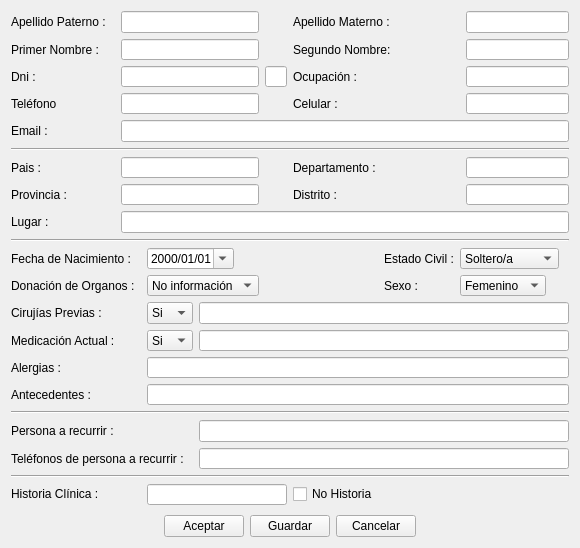
This is newpaciente_paciente_ui.ui in rodety/Clinica as Qt 5 draws it before an edit. The edited form follows.
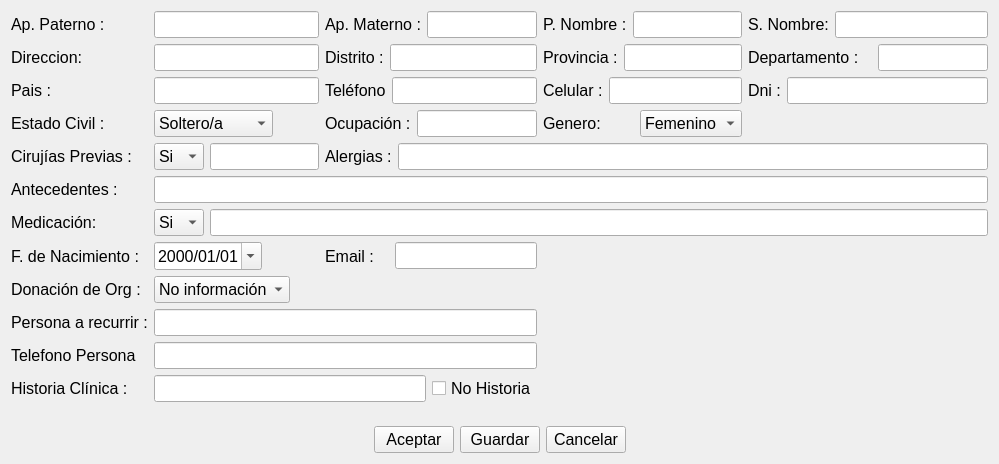
This is the edited form. Icons and pictures are not drawn.

Commit message: actualizando cambios en Paciente y busquedas

The edit to the form file:
```diff
--- a/newpaciente_paciente_ui.ui
+++ b/newpaciente_paciente_ui.ui
@@ -6,22 +6,10 @@
    <rect>
     <x>0</x>
     <y>0</y>
-    <width>580</width>
-    <height>548</height>
+    <width>999</width>
+    <height>464</height>
    </rect>
   </property>
-  <property name="minimumSize">
-   <size>
-    <width>580</width>
-    <height>548</height>
-   </size>
-  </property>
-  <property name="maximumSize">
-   <size>
-    <width>580</width>
-    <height>548</height>
-   </size>
-  </property>
   <property name="windowTitle">
    <string>Paciente</string>
   </property>
@@ -29,12 +17,9 @@
    <iconset resource="rc.qrc">
     <normaloff>:/new/Add-Male-User.png</normaloff>:/new/Add-Male-User.png</iconset>
   </property>
-  <layout class="QGridLayout" name="gridLayout_3">
+  <layout class="QGridLayout" name="gridLayout_2">
    <item row="0" column="0">
-    <layout class="QGridLayout" name="gridLayout_2">
-     <property name="verticalSpacing">
-      <number>6</number>
-     </property>
+    <layout class="QGridLayout" name="gridLayout">
      <item row="0" column="0">
       <widget class="QLabel" name="label_2">
        <property name="sizePolicy">
@@ -43,12 +28,17 @@
          <verstretch>0</verstretch>
         </sizepolicy>
        </property>
+       <property name="font">
+        <font>
+         <pointsize>12</pointsize>
+        </font>
+       </property>
        <property name="text">
-        <string>Apellido Paterno :</string>
+        <string>Ap. Paterno :</string>
        </property>
       </widget>
      </item>
-     <item row="0" column="1" colspan="3">
+     <item row="0" column="1">
       <widget class="QLineEdit" name="lineEdit_FatherName">
        <property name="sizePolicy">
         <sizepolicy hsizetype="Expanding" vsizetype="Fixed">
@@ -56,158 +46,233 @@
          <verstretch>0</verstretch>
         </sizepolicy>
        </property>
-      </widget>
-     </item>
-     <item row="0" column="5" colspan="3">
-      <widget class="QLabel" name="label_3">
-       <property name="sizePolicy">
-        <sizepolicy hsizetype="Fixed" vsizetype="Preferred">
-         <horstretch>0</horstretch>
-         <verstretch>0</verstretch>
-        </sizepolicy>
+       <property name="font">
+        <font>
+         <pointsize>12</pointsize>
+        </font>
        </property>
-       <property name="text">
-        <string>Apellido Materno :</string>
-       </property>
       </widget>
      </item>
-     <item row="0" column="8" colspan="2">
-      <widget class="QLineEdit" name="lineEdit_MotherName">
-       <property name="sizePolicy">
-        <sizepolicy hsizetype="Expanding" vsizetype="Fixed">
-         <horstretch>0</horstretch>
-         <verstretch>0</verstretch>
-        </sizepolicy>
-       </property>
-      </widget>
+     <item row="0" column="2">
+      <layout class="QHBoxLayout" name="horizontalLayout_5">
+       <item>
+        <widget class="QLabel" name="label_3">
+         <property name="sizePolicy">
+          <sizepolicy hsizetype="Fixed" vsizetype="Preferred">
+           <horstretch>0</horstretch>
+           <verstretch>0</verstretch>
+          </sizepolicy>
+         </property>
+         <property name="font">
+          <font>
+           <pointsize>12</pointsize>
+          </font>
+         </property>
+         <property name="text">
+          <string>Ap. Materno :</string>
+         </property>
+        </widget>
+       </item>
+       <item>
+        <widget class="QLineEdit" name="lineEdit_MotherName">
+         <property name="sizePolicy">
+          <sizepolicy hsizetype="Expanding" vsizetype="Fixed">
+           <horstretch>0</horstretch>
+           <verstretch>0</verstretch>
+          </sizepolicy>
+         </property>
+         <property name="font">
+          <font>
+           <pointsize>12</pointsize>
+          </font>
+         </property>
+        </widget>
+       </item>
+      </layout>
+     </item>
+     <item row="0" column="3">
+      <layout class="QHBoxLayout" name="horizontalLayout_6">
+       <item>
+        <widget class="QLabel" name="label_5">
+         <property name="font">
+          <font>
+           <pointsize>12</pointsize>
+          </font>
+         </property>
+         <property name="text">
+          <string>P. Nombre :</string>
+         </property>
+        </widget>
+       </item>
+       <item>
+        <widget class="QLineEdit" name="lineEdit_FirstName">
+         <property name="sizePolicy">
+          <sizepolicy hsizetype="Expanding" vsizetype="Fixed">
+           <horstretch>0</horstretch>
+           <verstretch>0</verstretch>
+          </sizepolicy>
+         </property>
+         <property name="font">
+          <font>
+           <pointsize>12</pointsize>
+          </font>
+         </property>
+        </widget>
+       </item>
+      </layout>
+     </item>
+     <item row="0" column="4">
+      <layout class="QHBoxLayout" name="horizontalLayout_7">
+       <item>
+        <widget class="QLabel" name="label_6">
+         <property name="font">
+          <font>
+           <pointsize>12</pointsize>
+          </font>
+         </property>
+         <property name="text">
+          <string>S. Nombre:</string>
+         </property>
+        </widget>
+       </item>
+       <item>
+        <widget class="QLineEdit" name="lineEdit_SecondName">
+         <property name="sizePolicy">
+          <sizepolicy hsizetype="Expanding" vsizetype="Fixed">
+           <horstretch>0</horstretch>
+           <verstretch>0</verstretch>
+          </sizepolicy>
+         </property>
+         <property name="font">
+          <font>
+           <pointsize>12</pointsize>
+          </font>
+         </property>
+        </widget>
+       </item>
+      </layout>
      </item>
      <item row="1" column="0">
-      <widget class="QLabel" name="label_5">
+      <widget class="QLabel" name="label_24">
+       <property name="font">
+        <font>
+         <pointsize>12</pointsize>
+        </font>
+       </property>
        <property name="text">
-        <string>Primer Nombre :</string>
+        <string>Direccion:</string>
        </property>
       </widget>
      </item>
-     <item row="1" column="1" colspan="3">
-      <widget class="QLineEdit" name="lineEdit_FirstName">
-       <property name="sizePolicy">
-        <sizepolicy hsizetype="Expanding" vsizetype="Fixed">
-         <horstretch>0</horstretch>
-         <verstretch>0</verstretch>
-        </sizepolicy>
+     <item row="1" column="1">
+      <widget class="QLineEdit" name="lineEdit_Lugar">
+       <property name="font">
+        <font>
+         <pointsize>12</pointsize>
+        </font>
        </property>
       </widget>
      </item>
-     <item row="1" column="5" colspan="3">
-      <widget class="QLabel" name="label_6">
-       <property name="text">
-        <string>Segundo Nombre:</string>
-       </property>
-      </widget>
+     <item row="1" column="2">
+      <layout class="QHBoxLayout" name="horizontalLayout_8">
+       <item>
+        <widget class="QLabel" name="label_25">
+         <property name="font">
+          <font>
+           <pointsize>12</pointsize>
+          </font>
+         </property>
+         <property name="text">
+          <string>Distrito :</string>
+         </property>
+        </widget>
+       </item>
+       <item>
+        <widget class="QLineEdit" name="lineEdit_Distrito">
+         <property name="sizePolicy">
+          <sizepolicy hsizetype="Expanding" vsizetype="Fixed">
+           <horstretch>0</horstretch>
+           <verstretch>0</verstretch>
+          </sizepolicy>
+         </property>
+         <property name="font">
+          <font>
+           <pointsize>12</pointsize>
+          </font>
+         </property>
+        </widget>
+       </item>
+      </layout>
      </item>
-     <item row="1" column="8" colspan="2">
-      <widget class="QLineEdit" name="lineEdit_SecondName">
-       <property name="sizePolicy">
-        <sizepolicy hsizetype="Expanding" vsizetype="Fixed">
-         <horstretch>0</horstretch>
-         <verstretch>0</verstretch>
-        </sizepolicy>
-       </property>
-      </widget>
+     <item row="1" column="3">
+      <layout class="QHBoxLayout" name="horizontalLayout_10">
+       <item>
+        <widget class="QLabel" name="label_9">
+         <property name="font">
+          <font>
+           <pointsize>12</pointsize>
+          </font>
+         </property>
+         <property name="text">
+          <string>Provincia :</string>
+         </property>
+        </widget>
+       </item>
+       <item>
+        <widget class="QLineEdit" name="lineEdit_Provincia">
+         <property name="sizePolicy">
+          <sizepolicy hsizetype="Expanding" vsizetype="Fixed">
+           <horstretch>0</horstretch>
+           <verstretch>0</verstretch>
+          </sizepolicy>
+         </property>
+         <property name="font">
+          <font>
+           <pointsize>12</pointsize>
+          </font>
+         </property>
+        </widget>
+       </item>
+      </layout>
+     </item>
+     <item row="1" column="4">
+      <layout class="QHBoxLayout" name="horizontalLayout_11">
+       <item>
+        <widget class="QLabel" name="label_4">
+         <property name="sizePolicy">
+          <sizepolicy hsizetype="Fixed" vsizetype="Preferred">
+           <horstretch>0</horstretch>
+           <verstretch>0</verstretch>
+          </sizepolicy>
+         </property>
+         <property name="font">
+          <font>
+           <pointsize>12</pointsize>
+          </font>
+         </property>
+         <property name="text">
+          <string>Departamento :   </string>
+         </property>
+        </widget>
+       </item>
+       <item>
+        <widget class="QLineEdit" name="lineEdit_Departamento">
+         <property name="sizePolicy">
+          <sizepolicy hsizetype="Expanding" vsizetype="Fixed">
+           <horstretch>0</horstretch>
+           <verstretch>0</verstretch>
+          </sizepolicy>
+         </property>
+         <property name="font">
+          <font>
+           <pointsize>12</pointsize>
+          </font>
+         </property>
+        </widget>
+       </item>
+      </layout>
      </item>
      <item row="2" column="0">
-      <widget class="QLabel" name="label_7">
-       <property name="text">
-        <string>Dni :</string>
-       </property>
-      </widget>
-     </item>
-     <item row="2" column="1" colspan="3">
-      <widget class="QLineEdit" name="lineEdit_Dni">
-       <property name="sizePolicy">
-        <sizepolicy hsizetype="Expanding" vsizetype="Fixed">
-         <horstretch>0</horstretch>
-         <verstretch>0</verstretch>
-        </sizepolicy>
-       </property>
-      </widget>
-     </item>
-     <item row="2" column="5">
-      <widget class="QLabel" name="label_10">
-       <property name="text">
-        <string>Ocupación :</string>
-       </property>
-      </widget>
-     </item>
-     <item row="2" column="8" colspan="2">
-      <widget class="QLineEdit" name="lineEdit_Ocupation">
-       <property name="sizePolicy">
-        <sizepolicy hsizetype="Expanding" vsizetype="Fixed">
-         <horstretch>0</horstretch>
-         <verstretch>0</verstretch>
-        </sizepolicy>
-       </property>
-      </widget>
-     </item>
-     <item row="3" column="0">
-      <widget class="QLabel" name="label_8">
-       <property name="text">
-        <string>Teléfono</string>
-       </property>
-      </widget>
-     </item>
-     <item row="3" column="1" colspan="3">
-      <widget class="QLineEdit" name="lineEdit_Telephone">
-       <property name="sizePolicy">
-        <sizepolicy hsizetype="Expanding" vsizetype="Fixed">
-         <horstretch>0</horstretch>
-         <verstretch>0</verstretch>
-        </sizepolicy>
-       </property>
-      </widget>
-     </item>
-     <item row="3" column="5">
-      <widget class="QLabel" name="label_15">
-       <property name="text">
-        <string>Celular :</string>
-       </property>
-      </widget>
-     </item>
-     <item row="3" column="8" colspan="2">
-      <widget class="QLineEdit" name="lineEdit_Cellphone">
-       <property name="sizePolicy">
-        <sizepolicy hsizetype="Expanding" vsizetype="Fixed">
-         <horstretch>0</horstretch>
-         <verstretch>0</verstretch>
-        </sizepolicy>
-       </property>
-      </widget>
-     </item>
-     <item row="4" column="0">
-      <widget class="QLabel" name="label_16">
-       <property name="text">
-        <string>Email :</string>
-       </property>
-      </widget>
-     </item>
-     <item row="4" column="1" colspan="9">
-      <widget class="QLineEdit" name="lineEdit_Email">
-       <property name="sizePolicy">
-        <sizepolicy hsizetype="Preferred" vsizetype="Fixed">
-         <horstretch>0</horstretch>
-         <verstretch>0</verstretch>
-        </sizepolicy>
-       </property>
-      </widget>
-     </item>
-     <item row="5" column="0" colspan="10">
-      <widget class="Line" name="line_2">
-       <property name="orientation">
-        <enum>Qt::Horizontal</enum>
-       </property>
-      </widget>
-     </item>
-     <item row="6" column="0">
       <widget class="QLabel" name="label">
        <property name="sizePolicy">
         <sizepolicy hsizetype="Fixed" vsizetype="Preferred">
@@ -215,12 +280,17 @@
          <verstretch>0</verstretch>
         </sizepolicy>
        </property>
+       <property name="font">
+        <font>
+         <pointsize>12</pointsize>
+        </font>
+       </property>
        <property name="text">
         <string>Pais :                    </string>
        </property>
       </widget>
      </item>
-     <item row="6" column="1" colspan="3">
+     <item row="2" column="1">
       <widget class="QLineEdit" name="lineEdit_Country">
        <property name="sizePolicy">
         <sizepolicy hsizetype="Expanding" vsizetype="Fixed">
@@ -228,86 +298,381 @@
          <verstretch>0</verstretch>
         </sizepolicy>
        </property>
+       <property name="font">
+        <font>
+         <pointsize>12</pointsize>
+        </font>
+       </property>
        <property name="text">
         <string/>
        </property>
       </widget>
      </item>
-     <item row="6" column="5" colspan="3">
-      <widget class="QLabel" name="label_4">
+     <item row="2" column="2">
+      <layout class="QHBoxLayout" name="horizontalLayout_9">
+       <item>
+        <widget class="QLabel" name="label_8">
+         <property name="font">
+          <font>
+           <pointsize>12</pointsize>
+          </font>
+         </property>
+         <property name="text">
+          <string>Teléfono</string>
+         </property>
+        </widget>
+       </item>
+       <item>
+        <widget class="QLineEdit" name="lineEdit_Telephone">
+         <property name="sizePolicy">
+          <sizepolicy hsizetype="Expanding" vsizetype="Fixed">
+           <horstretch>0</horstretch>
+           <verstretch>0</verstretch>
+          </sizepolicy>
+         </property>
+         <property name="font">
+          <font>
+           <pointsize>12</pointsize>
+          </font>
+         </property>
+        </widget>
+       </item>
+      </layout>
+     </item>
+     <item row="2" column="3">
+      <layout class="QHBoxLayout" name="horizontalLayout_12">
+       <item>
+        <widget class="QLabel" name="label_15">
+         <property name="font">
+          <font>
+           <pointsize>12</pointsize>
+          </font>
+         </property>
+         <property name="text">
+          <string>Celular :</string>
+         </property>
+        </widget>
+       </item>
+       <item>
+        <widget class="QLineEdit" name="lineEdit_Cellphone">
+         <property name="sizePolicy">
+          <sizepolicy hsizetype="Expanding" vsizetype="Fixed">
+           <horstretch>0</horstretch>
+           <verstretch>0</verstretch>
+          </sizepolicy>
+         </property>
+         <property name="font">
+          <font>
+           <pointsize>12</pointsize>
+          </font>
+         </property>
+        </widget>
+       </item>
+      </layout>
+     </item>
+     <item row="2" column="4">
+      <layout class="QHBoxLayout" name="horizontalLayout_13">
+       <item>
+        <widget class="QLabel" name="label_7">
+         <property name="font">
+          <font>
+           <pointsize>12</pointsize>
+          </font>
+         </property>
+         <property name="text">
+          <string>Dni :</string>
+         </property>
+        </widget>
+       </item>
+       <item>
+        <widget class="QLineEdit" name="lineEdit_Dni">
+         <property name="sizePolicy">
+          <sizepolicy hsizetype="Expanding" vsizetype="Fixed">
+           <horstretch>0</horstretch>
+           <verstretch>0</verstretch>
+          </sizepolicy>
+         </property>
+         <property name="font">
+          <font>
+           <pointsize>12</pointsize>
+          </font>
+         </property>
+        </widget>
+       </item>
+      </layout>
+     </item>
+     <item row="3" column="0">
+      <widget class="QLabel" name="label_21">
        <property name="sizePolicy">
         <sizepolicy hsizetype="Fixed" vsizetype="Preferred">
          <horstretch>0</horstretch>
          <verstretch>0</verstretch>
         </sizepolicy>
        </property>
+       <property name="font">
+        <font>
+         <pointsize>12</pointsize>
+        </font>
+       </property>
        <property name="text">
-        <string>Departamento :   </string>
+        <string>Estado Civil :</string>
        </property>
       </widget>
      </item>
-     <item row="6" column="8" colspan="2">
-      <widget class="QLineEdit" name="lineEdit_Departamento">
+     <item row="3" column="1">
+      <widget class="QComboBox" name="comboBox_MaritalStatus">
        <property name="sizePolicy">
-        <sizepolicy hsizetype="Expanding" vsizetype="Fixed">
+        <sizepolicy hsizetype="Fixed" vsizetype="Fixed">
          <horstretch>0</horstretch>
          <verstretch>0</verstretch>
         </sizepolicy>
        </property>
+       <property name="font">
+        <font>
+         <pointsize>12</pointsize>
+        </font>
+       </property>
+       <item>
+        <property name="text">
+         <string>Soltero/a</string>
+        </property>
+       </item>
+       <item>
+        <property name="text">
+         <string>Casado/a</string>
+        </property>
+       </item>
+       <item>
+        <property name="text">
+         <string>Divorciado/a</string>
+        </property>
+       </item>
+       <item>
+        <property name="text">
+         <string>Viudo/a</string>
+        </property>
+       </item>
       </widget>
      </item>
+     <item row="3" column="2">
+      <layout class="QHBoxLayout" name="horizontalLayout_15">
+       <item>
+        <widget class="QLabel" name="label_10">
+         <property name="font">
+          <font>
+           <pointsize>12</pointsize>
+          </font>
+         </property>
+         <property name="text">
+          <string>Ocupación :</string>
+         </property>
+        </widget>
+       </item>
+       <item>
+        <widget class="QLineEdit" name="lineEdit_Ocupation">
+         <property name="sizePolicy">
+          <sizepolicy hsizetype="Expanding" vsizetype="Fixed">
+           <horstretch>0</horstretch>
+           <verstretch>0</verstretch>
+          </sizepolicy>
+         </property>
+         <property name="font">
+          <font>
+           <pointsize>12</pointsize>
+          </font>
+         </property>
+        </widget>
+       </item>
+      </layout>
+     </item>
+     <item row="3" column="3">
+      <layout class="QHBoxLayout" name="horizontalLayout_14">
+       <item>
+        <widget class="QLabel" name="label_13">
+         <property name="font">
+          <font>
+           <pointsize>12</pointsize>
+          </font>
+         </property>
+         <property name="text">
+          <string>Genero:</string>
+         </property>
+        </widget>
+       </item>
+       <item>
+        <widget class="QComboBox" name="comboBox_Sex">
+         <property name="sizePolicy">
+          <sizepolicy hsizetype="Fixed" vsizetype="Fixed">
+           <horstretch>0</horstretch>
+           <verstretch>0</verstretch>
+          </sizepolicy>
+         </property>
+         <property name="font">
+          <font>
+           <pointsize>12</pointsize>
+          </font>
+         </property>
+         <item>
+          <property name="text">
+           <string>Femenino</string>
+          </property>
+         </item>
+         <item>
+          <property name="text">
+           <string>Masculino</string>
+          </property>
+         </item>
+        </widget>
+       </item>
+      </layout>
+     </item>
+     <item row="4" column="0">
+      <widget class="QLabel" name="label_19">
+       <property name="font">
+        <font>
+         <pointsize>12</pointsize>
+        </font>
+       </property>
+       <property name="text">
+        <string>Cirujías Previas :</string>
+       </property>
+      </widget>
+     </item>
+     <item row="4" column="1">
+      <layout class="QHBoxLayout" name="horizontalLayout">
+       <item>
+        <widget class="QComboBox" name="comboBox_PrefSurgery">
+         <property name="sizePolicy">
+          <sizepolicy hsizetype="Fixed" vsizetype="Fixed">
+           <horstretch>0</horstretch>
+           <verstretch>0</verstretch>
+          </sizepolicy>
+         </property>
+         <property name="font">
+          <font>
+           <pointsize>12</pointsize>
+          </font>
+         </property>
+         <item>
+          <property name="text">
+           <string>Si</string>
+          </property>
+         </item>
+         <item>
+          <property name="text">
+           <string>No</string>
+          </property>
+         </item>
+        </widget>
+       </item>
+       <item>
+        <widget class="QLineEdit" name="lineEdit_cirujias_previas">
+         <property name="font">
+          <font>
+           <pointsize>12</pointsize>
+          </font>
+         </property>
+        </widget>
+       </item>
+      </layout>
+     </item>
+     <item row="4" column="2" colspan="3">
+      <layout class="QHBoxLayout" name="horizontalLayout_16">
+       <item>
+        <widget class="QLabel" name="label_23">
+         <property name="font">
+          <font>
+           <pointsize>12</pointsize>
+          </font>
+         </property>
+         <property name="text">
+          <string>Alergias :</string>
+         </property>
+        </widget>
+       </item>
+       <item>
+        <widget class="QLineEdit" name="lineEdit_alergias">
+         <property name="font">
+          <font>
+           <pointsize>12</pointsize>
+          </font>
+         </property>
+        </widget>
+       </item>
+      </layout>
+     </item>
+     <item row="5" column="0">
+      <widget class="QLabel" name="label_14">
+       <property name="font">
+        <font>
+         <pointsize>12</pointsize>
+        </font>
+       </property>
+       <property name="text">
+        <string>Antecedentes :</string>
+       </property>
+      </widget>
+     </item>
+     <item row="5" column="1" colspan="4">
+      <widget class="QLineEdit" name="lineEdit_antecedentes">
+       <property name="font">
+        <font>
+         <pointsize>12</pointsize>
+        </font>
+       </property>
+      </widget>
+     </item>
+     <item row="6" column="0">
+      <widget class="QLabel" name="label_17">
+       <property name="font">
+        <font>
+         <pointsize>12</pointsize>
+        </font>
+       </property>
+       <property name="text">
+        <string>Medicación:</string>
+       </property>
+      </widget>
+     </item>
+     <item row="6" column="1" colspan="4">
+      <layout class="QHBoxLayout" name="horizontalLayout_2">
+       <item>
+        <widget class="QComboBox" name="comboBox_CurrentMedication">
+         <property name="sizePolicy">
+          <sizepolicy hsizetype="Fixed" vsizetype="Fixed">
+           <horstretch>0</horstretch>
+           <verstretch>0</verstretch>
+          </sizepolicy>
+         </property>
+         <property name="font">
+          <font>
+           <pointsize>12</pointsize>
+          </font>
+         </property>
+         <item>
+          <property name="text">
+           <string>Si</string>
+          </property>
+         </item>
+         <item>
+          <property name="text">
+           <string>No</string>
+          </property>
+         </item>
+        </widget>
+       </item>
+       <item>
+        <widget class="QLineEdit" name="lineEdit_Medicacion_actual">
+         <property name="font">
+          <font>
+           <pointsize>12</pointsize>
+          </font>
+         </property>
+        </widget>
+       </item>
+      </layout>
+     </item>
      <item row="7" column="0">
-      <widget class="QLabel" name="label_9">
-       <property name="text">
-        <string>Provincia :</string>
-       </property>
-      </widget>
-     </item>
-     <item row="7" column="1" colspan="3">
-      <widget class="QLineEdit" name="lineEdit_Provincia">
-       <property name="sizePolicy">
-        <sizepolicy hsizetype="Expanding" vsizetype="Fixed">
-         <horstretch>0</horstretch>
-         <verstretch>0</verstretch>
-        </sizepolicy>
-       </property>
-      </widget>
-     </item>
-     <item row="7" column="5">
-      <widget class="QLabel" name="label_25">
-       <property name="text">
-        <string>Distrito :</string>
-       </property>
-      </widget>
-     </item>
-     <item row="7" column="8" colspan="2">
-      <widget class="QLineEdit" name="lineEdit_Distrito">
-       <property name="sizePolicy">
-        <sizepolicy hsizetype="Expanding" vsizetype="Fixed">
-         <horstretch>0</horstretch>
-         <verstretch>0</verstretch>
-        </sizepolicy>
-       </property>
-      </widget>
-     </item>
-     <item row="8" column="0">
-      <widget class="QLabel" name="label_24">
-       <property name="text">
-        <string>Lugar :</string>
-       </property>
-      </widget>
-     </item>
-     <item row="8" column="1" colspan="9">
-      <widget class="QLineEdit" name="lineEdit_Lugar"/>
-     </item>
-     <item row="9" column="0" colspan="10">
-      <widget class="Line" name="line_3">
-       <property name="orientation">
-        <enum>Qt::Horizontal</enum>
-       </property>
-      </widget>
-     </item>
-     <item row="10" column="0" colspan="2">
       <widget class="QLabel" name="label_20">
        <property name="sizePolicy">
         <sizepolicy hsizetype="Fixed" vsizetype="Preferred">
@@ -315,12 +680,17 @@
          <verstretch>0</verstretch>
         </sizepolicy>
        </property>
+       <property name="font">
+        <font>
+         <pointsize>12</pointsize>
+        </font>
+       </property>
        <property name="text">
-        <string>Fecha de Nacimiento :</string>
+        <string>F. de Nacimiento :</string>
        </property>
       </widget>
      </item>
-     <item row="10" column="2" colspan="2">
+     <item row="7" column="1">
       <widget class="QDateEdit" name="dateEdit_DateofBirth">
        <property name="sizePolicy">
         <sizepolicy hsizetype="Fixed" vsizetype="Fixed">
@@ -328,6 +698,11 @@
          <verstretch>0</verstretch>
         </sizepolicy>
        </property>
+       <property name="font">
+        <font>
+         <pointsize>12</pointsize>
+        </font>
+       </property>
        <property name="currentSection">
         <enum>QDateTimeEdit::YearSection</enum>
        </property>
@@ -339,14 +714,19 @@
        </property>
       </widget>
      </item>
-     <item row="11" column="0" colspan="2">
+     <item row="8" column="0">
       <widget class="QLabel" name="label_11">
+       <property name="font">
+        <font>
+         <pointsize>12</pointsize>
+        </font>
+       </property>
        <property name="text">
-        <string>Donación de Organos :</string>
+        <string>Donación de Org :</string>
        </property>
       </widget>
      </item>
-     <item row="11" column="2" colspan="2">
+     <item row="8" column="1">
       <widget class="QComboBox" name="comboBox_OrganDonor">
        <property name="sizePolicy">
         <sizepolicy hsizetype="Fixed" vsizetype="Fixed">
@@ -354,6 +734,11 @@
          <verstretch>0</verstretch>
         </sizepolicy>
        </property>
+       <property name="font">
+        <font>
+         <pointsize>12</pointsize>
+        </font>
+       </property>
        <item>
         <property name="text">
          <string>No información</string>
@@ -371,108 +756,7 @@
        </item>
       </widget>
      </item>
-     <item row="11" column="7" colspan="3">
-      <widget class="QComboBox" name="comboBox_Sex">
-       <property name="sizePolicy">
-        <sizepolicy hsizetype="Fixed" vsizetype="Fixed">
-         <horstretch>0</horstretch>
-         <verstretch>0</verstretch>
-        </sizepolicy>
-       </property>
-       <item>
-        <property name="text">
-         <string>Femenino</string>
-        </property>
-       </item>
-       <item>
-        <property name="text">
-         <string>Masculino</string>
-        </property>
-       </item>
-      </widget>
-     </item>
-     <item row="12" column="0">
-      <widget class="QLabel" name="label_19">
-       <property name="text">
-        <string>Cirujías Previas :</string>
-       </property>
-      </widget>
-     </item>
-     <item row="12" column="2">
-      <widget class="QComboBox" name="comboBox_PrefSurgery">
-       <property name="sizePolicy">
-        <sizepolicy hsizetype="Fixed" vsizetype="Fixed">
-         <horstretch>0</horstretch>
-         <verstretch>0</verstretch>
-        </sizepolicy>
-       </property>
-       <item>
-        <property name="text">
-         <string>Si</string>
-        </property>
-       </item>
-       <item>
-        <property name="text">
-         <string>No</string>
-        </property>
-       </item>
-      </widget>
-     </item>
-     <item row="13" column="0">
-      <widget class="QLabel" name="label_17">
-       <property name="text">
-        <string>Medicación Actual :</string>
-       </property>
-      </widget>
-     </item>
-     <item row="13" column="2">
-      <widget class="QComboBox" name="comboBox_CurrentMedication">
-       <property name="sizePolicy">
-        <sizepolicy hsizetype="Fixed" vsizetype="Fixed">
-         <horstretch>0</horstretch>
-         <verstretch>0</verstretch>
-        </sizepolicy>
-       </property>
-       <item>
-        <property name="text">
-         <string>Si</string>
-        </property>
-       </item>
-       <item>
-        <property name="text">
-         <string>No</string>
-        </property>
-       </item>
-      </widget>
-     </item>
-     <item row="14" column="0">
-      <widget class="QLabel" name="label_23">
-       <property name="text">
-        <string>Alergias :</string>
-       </property>
-      </widget>
-     </item>
-     <item row="14" column="2" colspan="8">
-      <widget class="QLineEdit" name="lineEdit_alergias"/>
-     </item>
-     <item row="15" column="0">
-      <widget class="QLabel" name="label_14">
-       <property name="text">
-        <string>Antecedentes :</string>
-       </property>
-      </widget>
-     </item>
-     <item row="15" column="2" colspan="8">
-      <widget class="QLineEdit" name="lineEdit_antecedentes"/>
-     </item>
-     <item row="16" column="0" colspan="10">
-      <widget class="Line" name="line">
-       <property name="orientation">
-        <enum>Qt::Horizontal</enum>
-       </property>
-      </widget>
-     </item>
-     <item row="17" column="0">
+     <item row="9" column="0">
       <widget class="QLabel" name="label_18">
        <property name="sizePolicy">
         <sizepolicy hsizetype="Fixed" vsizetype="Preferred">
@@ -480,12 +764,17 @@
          <verstretch>0</verstretch>
         </sizepolicy>
        </property>
+       <property name="font">
+        <font>
+         <pointsize>12</pointsize>
+        </font>
+       </property>
        <property name="text">
         <string>Persona a recurrir :</string>
        </property>
       </widget>
      </item>
-     <item row="17" column="3" colspan="7">
+     <item row="9" column="1" colspan="2">
       <widget class="QLineEdit" name="lineEdit_TutorPerson">
        <property name="sizePolicy">
         <sizepolicy hsizetype="Expanding" vsizetype="Fixed">
@@ -493,9 +782,14 @@
          <verstretch>0</verstretch>
         </sizepolicy>
        </property>
+       <property name="font">
+        <font>
+         <pointsize>12</pointsize>
+        </font>
+       </property>
       </widget>
      </item>
-     <item row="18" column="0" colspan="3">
+     <item row="10" column="0">
       <widget class="QLabel" name="label_12">
        <property name="sizePolicy">
         <sizepolicy hsizetype="Fixed" vsizetype="Preferred">
@@ -503,12 +797,17 @@
          <verstretch>0</verstretch>
         </sizepolicy>
        </property>
+       <property name="font">
+        <font>
+         <pointsize>12</pointsize>
+        </font>
+       </property>
        <property name="text">
-        <string>Teléfonos de persona a recurrir :</string>
+        <string>Telefono Persona</string>
        </property>
       </widget>
      </item>
-     <item row="18" column="3" colspan="7">
+     <item row="10" column="1" colspan="2">
       <widget class="QLineEdit" name="lineEdit_TelephoneTutorPerson">
        <property name="sizePolicy">
         <sizepolicy hsizetype="Expanding" vsizetype="Fixed">
@@ -516,29 +815,14 @@
          <verstretch>0</verstretch>
         </sizepolicy>
        </property>
-      </widget>
-     </item>
-     <item row="19" column="0" rowspan="3" colspan="10">
-      <widget class="Line" name="line_4">
-       <property name="orientation">
-        <enum>Qt::Horizontal</enum>
+       <property name="font">
+        <font>
+         <pointsize>12</pointsize>
+        </font>
        </property>
       </widget>
      </item>
-     <item row="20" column="9" rowspan="3">
-      <spacer name="horizontalSpacer">
-       <property name="orientation">
-        <enum>Qt::Horizontal</enum>
-       </property>
-       <property name="sizeHint" stdset="0">
-        <size>
-         <width>40</width>
-         <height>20</height>
-        </size>
-       </property>
-      </spacer>
-     </item>
-     <item row="22" column="0">
+     <item row="11" column="0">
       <widget class="QLabel" name="label_22">
        <property name="sizePolicy">
         <sizepolicy hsizetype="Fixed" vsizetype="Fixed">
@@ -546,96 +830,80 @@
          <verstretch>0</verstretch>
         </sizepolicy>
        </property>
+       <property name="font">
+        <font>
+         <pointsize>12</pointsize>
+        </font>
+       </property>
        <property name="text">
         <string>Historia Clínica :</string>
        </property>
       </widget>
      </item>
-     <item row="10" column="7" colspan="3">
-      <widget class="QComboBox" name="comboBox_MaritalStatus">
-       <property name="sizePolicy">
-        <sizepolicy hsizetype="Fixed" vsizetype="Fixed">
-         <horstretch>0</horstretch>
-         <verstretch>0</verstretch>
-        </sizepolicy>
-       </property>
+     <item row="11" column="1" colspan="2">
+      <layout class="QHBoxLayout" name="horizontalLayout_3">
        <item>
-        <property name="text">
-         <string>Soltero/a</string>
-        </property>
+        <widget class="QLineEdit" name="lineEdit_historiaClinica">
+         <property name="enabled">
+          <bool>true</bool>
+         </property>
+         <property name="sizePolicy">
+          <sizepolicy hsizetype="Expanding" vsizetype="Fixed">
+           <horstretch>0</horstretch>
+           <verstretch>0</verstretch>
+          </sizepolicy>
+         </property>
+         <property name="font">
+          <font>
+           <pointsize>12</pointsize>
+          </font>
+         </property>
+        </widget>
        </item>
        <item>
-        <property name="text">
-         <string>Casado/a</string>
-        </property>
+        <widget class="QCheckBox" name="checkBox_Historia">
+         <property name="font">
+          <font>
+           <pointsize>12</pointsize>
+          </font>
+         </property>
+         <property name="text">
+          <string>No Historia</string>
+         </property>
+        </widget>
        </item>
+      </layout>
+     </item>
+     <item row="7" column="2">
+      <layout class="QHBoxLayout" name="horizontalLayout_17">
        <item>
-        <property name="text">
-         <string>Divorciado/a</string>
-        </property>
+        <widget class="QLabel" name="label_16">
+         <property name="font">
+          <font>
+           <pointsize>12</pointsize>
+          </font>
+         </property>
+         <property name="text">
+          <string>Email :</string>
+         </property>
+        </widget>
        </item>
        <item>
-        <property name="text">
-         <string>Viudo/a</string>
-        </property>
+        <widget class="QLineEdit" name="lineEdit_Email">
+         <property name="sizePolicy">
+          <sizepolicy hsizetype="Preferred" vsizetype="Fixed">
+           <horstretch>0</horstretch>
+           <verstretch>0</verstretch>
+          </sizepolicy>
+         </property>
+         <property name="font">
+          <font>
+           <pointsize>12</pointsize>
+          </font>
+         </property>
+        </widget>
        </item>
-      </widget>
-     </item>
-     <item row="10" column="6">
-      <widget class="QLabel" name="label_21">
-       <property name="sizePolicy">
-        <sizepolicy hsizetype="Fixed" vsizetype="Preferred">
-         <horstretch>0</horstretch>
-         <verstretch>0</verstretch>
-        </sizepolicy>
-       </property>
-       <property name="text">
-        <string>Estado Civil :</string>
-       </property>
-      </widget>
-     </item>
-     <item row="11" column="6">
-      <widget class="QLabel" name="label_13">
-       <property name="text">
-        <string>Sexo :</string>
-       </property>
-      </widget>
-     </item>
-     <item row="22" column="2" colspan="3">
-      <widget class="QLineEdit" name="lineEdit_historiaClinica">
-       <property name="enabled">
-        <bool>true</bool>
-       </property>
-       <property name="sizePolicy">
-        <sizepolicy hsizetype="Expanding" vsizetype="Fixed">
-         <horstretch>0</horstretch>
-         <verstretch>0</verstretch>
-        </sizepolicy>
-       </property>
-      </widget>
-     </item>
-     <item row="12" column="3" colspan="7">
-      <widget class="QLineEdit" name="lineEdit_cirujias_previas"/>
-     </item>
-     <item row="13" column="3" colspan="7">
-      <widget class="QLineEdit" name="lineEdit_Medicacion_actual"/>
-     </item>
-     <item row="2" column="4">
-      <widget class="QLineEdit" name="lineEdit_dni_to_insert">
-       <property name="sizePolicy">
-        <sizepolicy hsizetype="Expanding" vsizetype="Fixed">
-         <horstretch>15</horstretch>
-         <verstretch>0</verstretch>
-        </sizepolicy>
-       </property>
-      </widget>
-     </item>
-     <item row="22" column="5">
-      <widget class="QCheckBox" name="checkBox_Historia">
-       <property name="text">
-        <string>No Historia</string>
-       </property>
-      </widget>
+      </layout>
      </item>
     </layout>
    </item>
@@ -644,21 +912,23 @@
      <property name="orientation">
       <enum>Qt::Vertical</enum>
      </property>
-     <property name="sizeType">
-      <enum>QSizePolicy::Fixed</enum>
-     </property>
      <property name="sizeHint" stdset="0">
       <size>
-       <width>22</width>
-       <height>5</height>
+       <width>20</width>
+       <height>40</height>
       </size>
      </property>
     </spacer>
    </item>
    <item row="2" column="0">
-    <layout class="QGridLayout" name="gridLayout">
-     <item row="0" column="0">
+    <layout class="QHBoxLayout" name="horizontalLayout_4">
+     <item>
       <spacer name="horizontalSpacer_2">
+       <property name="font">
+        <font>
+         <pointsize>12</pointsize>
+        </font>
+       </property>
        <property name="orientation">
         <enum>Qt::Horizontal</enum>
        </property>
@@ -670,28 +940,43 @@
        </property>
       </spacer>
      </item>
-     <item row="0" column="1">
+     <item>
       <widget class="QPushButton" name="pushButton_Acept">
+       <property name="font">
+        <font>
+         <pointsize>12</pointsize>
+        </font>
+       </property>
        <property name="text">
         <string>Aceptar</string>
        </property>
       </widget>
      </item>
-     <item row="0" column="2">
+     <item>
       <widget class="QPushButton" name="pushButton_Save">
+       <property name="font">
+        <font>
+         <pointsize>12</pointsize>
+        </font>
+       </property>
        <property name="text">
         <string>Guardar</string>
        </property>
       </widget>
      </item>
-     <item row="0" column="3">
+     <item>
       <widget class="QPushButton" name="pushButton_Cancel">
+       <property name="font">
+        <font>
+         <pointsize>12</pointsize>
+        </font>
+       </property>
        <property name="text">
         <string>Cancelar</string>
        </property>
       </widget>
      </item>
-     <item row="0" column="4">
+     <item>
       <spacer name="horizontalSpacer_3">
        <property name="orientation">
         <enum>Qt::Horizontal</enum>
```
Left out of the diff: 26 changed lines with no effect on the pictures. The commit also changes 181 other files.
